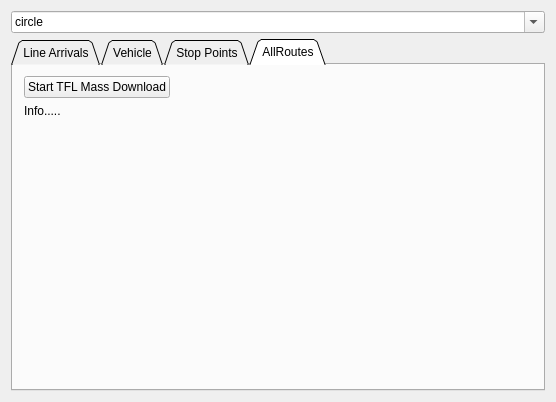
Enthusiastic-Coder/tflTest, file Widget.ui: the form before one commit.
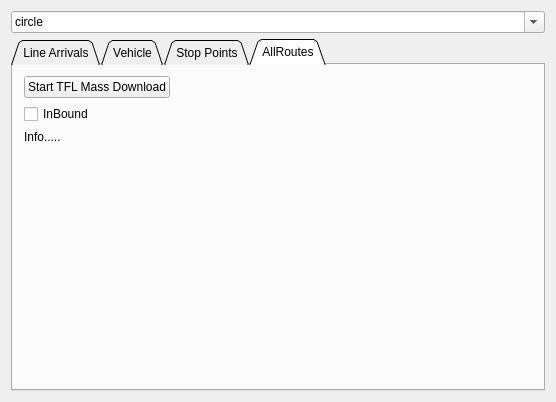
The form after the commit. The open tabs and pages were chosen to show the change.

The edit to the form file:
```diff
--- a/Widget.ui
+++ b/Widget.ui
@@ -200,7 +200,14 @@
        <string>AllRoutes</string>
       </attribute>
       <layout class="QGridLayout" name="gridLayout_4">
-       <item row="2" column="0">
+       <item row="2" column="0" colspan="2">
+        <widget class="QLabel" name="labelTFLProgress">
+         <property name="text">
+          <string>Info.....</string>
+         </property>
+        </widget>
+       </item>
+       <item row="3" column="0">
         <spacer name="verticalSpacer">
          <property name="orientation">
           <enum>Qt::Vertical</enum>
@@ -233,10 +240,10 @@
          </property>
         </spacer>
        </item>
-       <item row="1" column="0" colspan="2">
-        <widget class="QLabel" name="labelTFLProgress">
+       <item row="1" column="0">
+        <widget class="QCheckBox" name="checkBoxInBound">
          <property name="text">
-          <string>Info.....</string>
+          <string>InBound</string>
          </property>
         </widget>
        </item>
```
Left out of the diff: 2 changed lines with no effect on the pictures.
